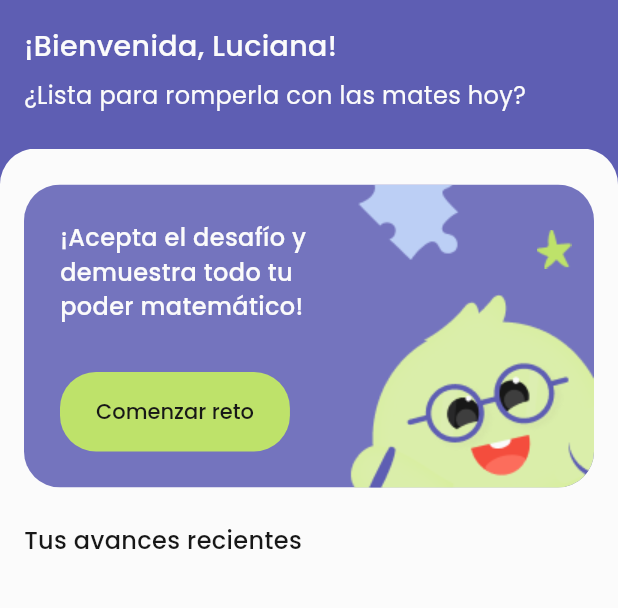
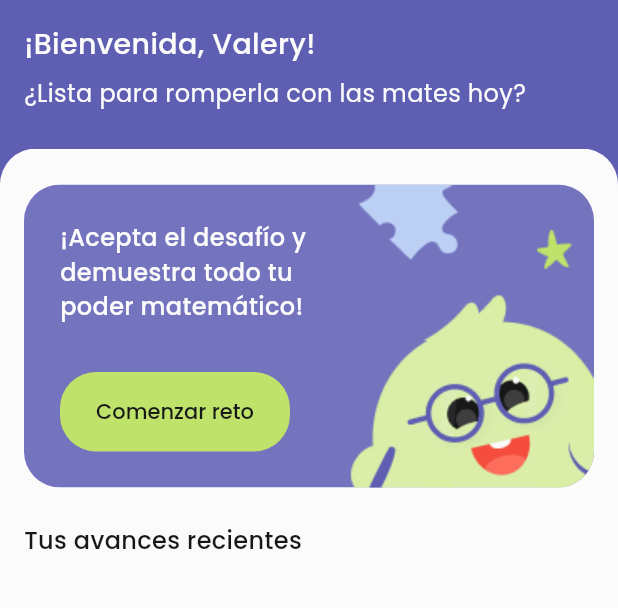
Before and after one commit to JoshuaPariona/edu_teens, a Flutter app: the screen it shows after launch, on a phone screen of 412 x 824 dp, the part 126-734 px from its top. Run offline on Flutter 3.47's test engine with Material 3 defaults, Android fonts, the phone set to English and light mode, and no system bars; our stand-ins replace go_router.

Commit message:
improve app bar flexible space

```diff
--- a/lib/components/app_app_bar.dart
+++ b/lib/components/app_app_bar.dart
@@ -105,12 +105,17 @@ class _AppAppBarState extends State<AppAppBar> {
             opacity: opacity,
             child: SizedBox(
               height: height,
+              child: SingleChildScrollView(
+                physics: NeverScrollableScrollPhysics(),
                 child: Column(
                   crossAxisAlignment: CrossAxisAlignment.start,
-                mainAxisAlignment: MainAxisAlignment.end,
                   children: [
+                    SizedBox(
+                      height: theme.style.verticalGap,
+                      width: double.infinity,
+                    ),
                     AppText(
-                    "¡Bienvenida, Luciana! ",
+                      "¡Bienvenida, Valery! ",
                       size: AppTextSizeType.h4,
                       weight: AppTextWeightType.medium,
                       color: theme.style.foregroundColor,
@@ -129,6 +134,7 @@ class _AppAppBarState extends State<AppAppBar> {
                 ),
               ),
             ),
+          ),
         ],
       ),
     );
```
Lines whose indentation alone changed are shown as unchanged.
